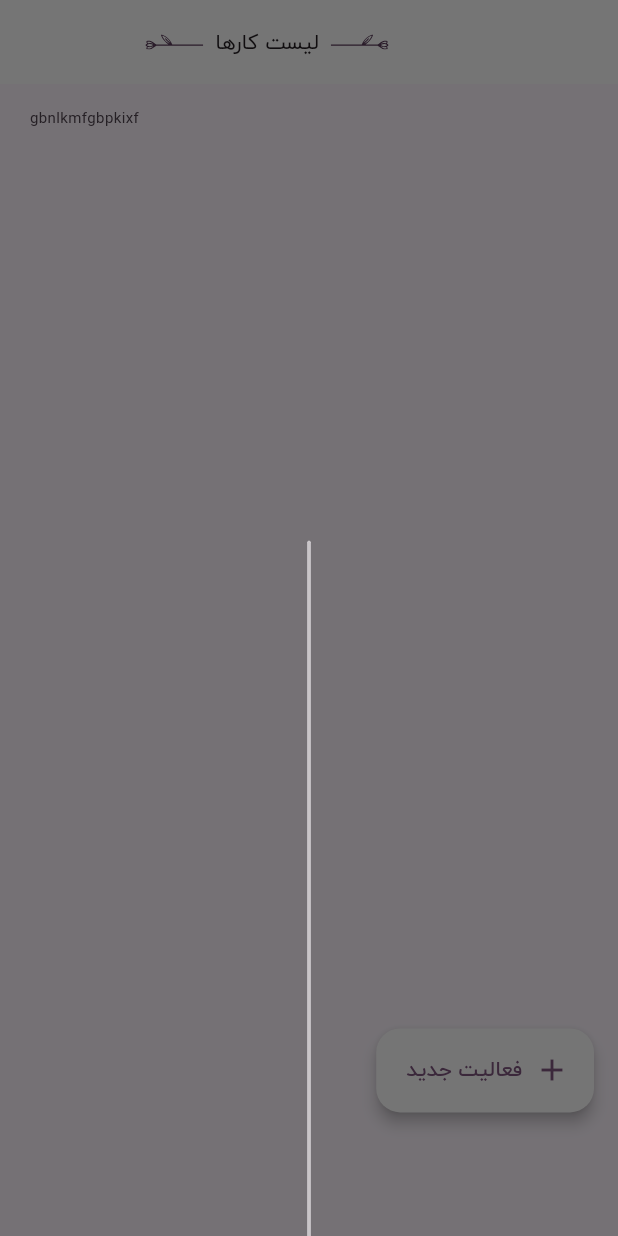
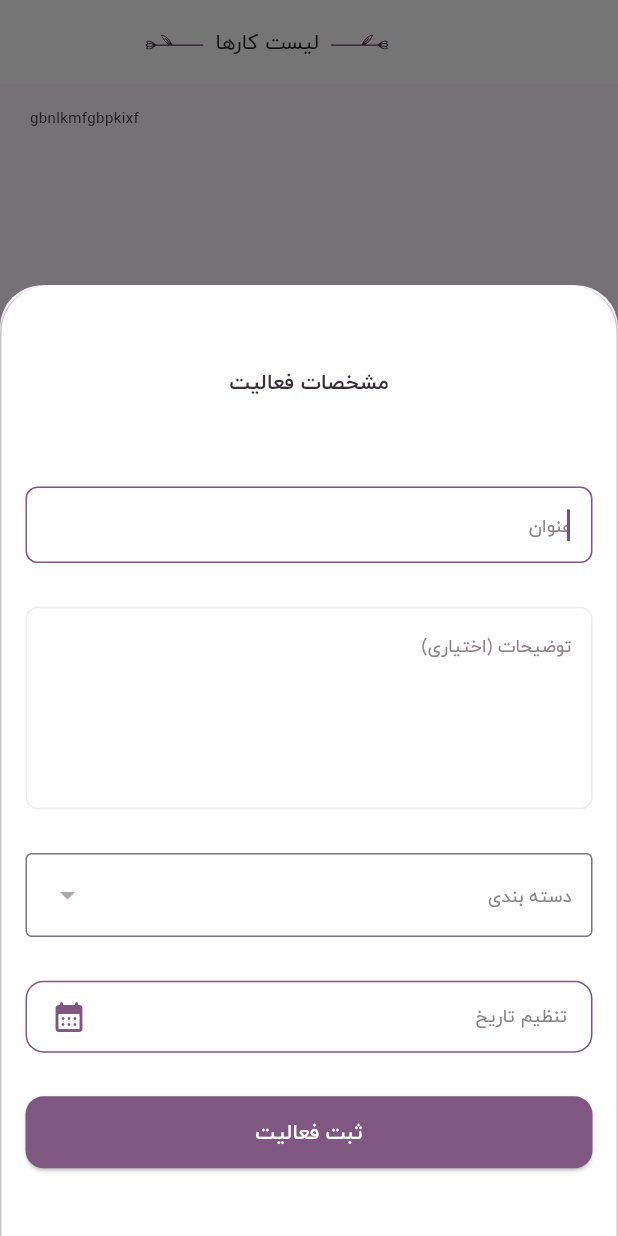
Before and after one commit to fazeleardestani/we_wed, a Flutter app: the TasksScreen screen opened by its route, after a tap on "فعالیت جدید", on a phone screen of 412 x 824 dp. Run offline on Flutter 3.47's test engine with Material 3 defaults, Android fonts, the phone set to English and light mode, and no system bars; our stand-ins replace cloud_firestore, firebase_auth, firebase_core, flutter_spinkit, flutter_svg, get and 2 more; missing offline and left inert: linear_progress_bar, persian_datetime_picker; accounts and stored records are empty; network calls fail; project files that could hold a hidden picture were left out.

Commit message:
complete create task modal sheet

```diff
--- a/lib/main.dart
+++ b/lib/main.dart
@@ -7,9 +7,11 @@ import 'package:we_wed/routes/names.dart';
 import 'package:we_wed/routes/pages.dart';
 import 'package:firebase_core/firebase_core.dart';
 
+
 void main() async {
   WidgetsFlutterBinding.ensureInitialized();
   await Firebase.initializeApp(options: DefaultFirebaseOptions.currentPlatform);
+
 
   runApp(const MainApp());
 }
--- /dev/null
+++ b/lib/models/task_category.dart
@@ -0,0 +1,10 @@
+import 'package:get/state_manager.dart';
+import 'package:we_wed/utils/my_strings.dart';
+
+List<RxString> categoryList = <RxString>[
+  MyStrings.categoryTashrifat.obs,
+  MyStrings.categoryMehmanha.obs,
+  MyStrings.categoryArus.obs,
+  MyStrings.categoryDamad.obs,
+  MyStrings.categoryQeyre.obs
+];
--- /dev/null
+++ b/lib/models/task_model.dart
@@ -0,0 +1,32 @@
+import 'package:cloud_firestore/cloud_firestore.dart';
+
+class TaskModel {
+  String userId;
+  String title;
+  String description;
+  String category;
+  Timestamp dateTime;
+
+  TaskModel({
+    required this.userId,
+    required this.title,
+    required this.description,
+    required this.dateTime,
+    required this.category,
+  });
+
+  factory TaskModel.fromMap(String userId, Map<String, dynamic> data) {
+    String title = data['title'];
+    String description = data['description'];
+    String category = data['category'];
+    Timestamp timestamp = data['dateTime'];
+
+    return TaskModel(
+      userId: userId,
+      title: title,
+      description: description,
+      category: category,
+      dateTime: timestamp,
+    );
+  }
+}
--- a/lib/resources/auth_methods.dart
+++ b/lib/resources/auth_methods.dart
@@ -95,7 +95,7 @@ class AuthMethods {
       final GoogleSignInAccount? googleUser = await GoogleSignIn().signIn();
 
       if (googleUser == null) {
-        res = MyStrings.error;
+        res = MyStrings.pleaseTryAgain;
         return null;
       }
 
--- a/lib/routes/pages.dart
+++ b/lib/routes/pages.dart
@@ -49,7 +49,7 @@ class Pages {
     ),
      GetPage(
       name: NamedRoute.tasksScreen,
-      page: () => const TasksScreen(),
+      page: () => TasksScreen(),
     ),
   ];
 }
--- a/lib/utils/my_strings.dart
+++ b/lib/utils/my_strings.dart
@@ -34,6 +34,8 @@ class MyStrings {
   static const String editInformation = "ویرایش اطلاعات";
   static const String saveChanges = "ذخیره تغییرات";
   static const String logout = "خروج از حساب کاربری";
+  static const String errorStatus = "مشکلی پیش آمده!";
+  static const String successStatus = 'عملیات با موفیت انجام شد';
   static const String invalidEmail = "آدرس ایمیل نامعتبر است";
   static const String weakPassword =
       "رمز عبور ضعیف است. (حداقل باید 6 کاراکتر داشته باشد)";
@@ -42,11 +44,22 @@ class MyStrings {
   static const String checkInformation = "اطلاعات وارد شده را بررسی کنید.";
   static const String enterAllTheFields = "لطفا تمام بخش ها را پر کنید.";
   static const String checkPassword = "رمزعبور و تکرار آن تطابق ندارد.";
-  static const String error =
-      "هنگام انجام عملیات مشکلی پیش آمده، لطفا دوباره امتحان کنید.";
+  static const String pleaseTryAgain = "لطفا دوباره امتحان کنید.";
   static const String comingSoon =
       "به زودی دسته بندی و اطلاعات بیشتری قرار می گیرد.";
   static const String hi = "سلام";
   static const String welcomeText = " از برنامه هات جا نمونی:)";
   static const String addNewTask = 'فعالیت جدید';
+  static const String taskTitle = 'عنوان';
+  static const String taskDescription = 'توضیحات (اختیاری)';
+  static const String taskInfo = 'مشخصات فعالیت';
+  static const String category = 'دسته بندی';
+  static const String categoryTashrifat = 'تشریفات';
+  static const String categoryMehmanha = 'مهمان ها';
+  static const String categoryArus = 'ملزومات عروس';
+  static const String categoryDamad = 'ملزومات داماد';
+  static const String categoryQeyre = 'سایر';
+  static const String pickDay = 'تنظیم تاریخ';
+  static const String addTask = 'ثبت فعالیت';
+  static const String successCreatedTask = 'فعالیت به لیست کارهای شما اضافه شد';
 }
--- a/lib/view/Main Screens/main_screen.dart
+++ b/lib/view/Main Screens/main_screen.dart
@@ -33,7 +33,7 @@ class MainScreen extends StatelessWidget {
                   const ProfileScreen(),
                   HomeScreen(),
                   const ServiceScreen(),
-                  const TasksScreen(),
+                  TasksScreen(),
                 ],
               ),
             ),
@@ -71,7 +71,9 @@ class BottomNavigation extends StatelessWidget {
   Widget build(BuildContext context) {
     return Container(
       height: height / 12.32,
-      decoration: const BoxDecoration(color: Natural.white),
+      decoration: const BoxDecoration(
+          color: Natural.white,
+          borderRadius: BorderRadius.vertical(top: Radius.circular(12))),
       child: Padding(
         padding: const EdgeInsets.only(top: 12.0),
         child: Row(
--- a/lib/view/Main Screens/profile_screen.dart
+++ b/lib/view/Main Screens/profile_screen.dart
@@ -144,6 +144,7 @@ class ProfileScreen extends StatelessWidget {
           height: 8,
         ),
         CustomTextFieldWidget(
+          autofocus: false,
           hintText: hintText,
           borderRadius: const BorderRadius.all(Radius.circular(8)),
           boxColor: Natural.white,
--- a/lib/view/Main Screens/tasks_screen.dart
+++ b/lib/view/Main Screens/tasks_screen.dart
@@ -1,15 +1,22 @@
 import 'package:flutter/material.dart';
 import 'package:flutter_svg/svg.dart';
+import 'package:get/get.dart';
+import 'package:we_wed/controller/date_picker_controller.dart';
+import 'package:we_wed/controller/tasks_controller.dart';
 import 'package:we_wed/gen/assets.gen.dart';
 import 'package:we_wed/utils/my_colors.dart';
 import 'package:we_wed/utils/my_strings.dart';
+import '../../widgets/show_model_button_sheet.dart';
 
 class TasksScreen extends StatelessWidget {
-  const TasksScreen({super.key});
+  TasksScreen({super.key});
+  final TasksController controller = Get.put(TasksController());
+  final DatePickerController dateController = Get.put(DatePickerController());
 
   @override
   Widget build(BuildContext context) {
     final height = MediaQuery.of(context).size.height;
+    final width = MediaQuery.of(context).size.width;
 
     return Scaffold(
       appBar: AppBar(
@@ -32,7 +39,7 @@ class TasksScreen extends StatelessWidget {
           )),
       floatingActionButton: Padding(
         padding: EdgeInsets.only(bottom: height / 10),
-        child: floatingButton(context),
+        child: floatingButton(context, height, width),
       ),
       floatingActionButtonLocation: FloatingActionButtonLocation.startDocked,
       body: const SafeArea(
@@ -49,26 +56,19 @@ class TasksScreen extends StatelessWidget {
     );
   }
 
-  FloatingActionButton floatingButton(BuildContext context) {
+  FloatingActionButton floatingButton(BuildContext context, height, width) {
     return FloatingActionButton.extended(
       backgroundColor: Natural.white,
       elevation: 4,
       onPressed: () {
         showModalBottomSheet(
+            isScrollControlled: true,
             context: context,
-            builder: (context) => Container(
-                  decoration: const BoxDecoration(
-                      color: Natural.white,
-                      borderRadius:
-                          BorderRadius.vertical(top: Radius.circular(32)),
-                      border: Border.symmetric(
-                          vertical: BorderSide(
-                              width: 1, color: SolidColors.grey100))),
-                child: Column(
-                  children: [
-
-                  ],
-                ),
+            builder: (context) => ShowModalSheet(
+                  dateController: dateController,
+                  controller: controller,
+                  height: height,
+                  width: width,
                 ));
       },
       label: Text(
--- a/lib/view/Starter Screens/date_picker_screen.dart
+++ b/lib/view/Starter Screens/date_picker_screen.dart
@@ -54,7 +54,7 @@ class DatePickerScreen extends StatelessWidget {
             ),
             InkWell(
               onTap: () {
-                picker.pickDate(context);
+                picker.pickDateWedding(context);
               },
               child: Container(
                 width: double.maxFinite,
--- a/lib/view/Starter Screens/signup_screen.dart
+++ b/lib/view/Starter Screens/signup_screen.dart
@@ -24,7 +24,7 @@ class SignUpScreen extends StatelessWidget {
           password: controller.passwordController.text);
       if (res != 'success') {
         // ignore: use_build_context_synchronously
-        showSnackBar(context, res);
+        showSnackBar(MyStrings.errorStatus, res , Semantic.errorMain);
       } else {
         Get.offAndToNamed(NamedRoute.pickDate);
       }
@@ -110,7 +110,7 @@ class SignUpScreen extends StatelessWidget {
                               controller.confirmPasswordController.text) {
                             signUPUser();
                           } else {
-                            showSnackBar(context, MyStrings.checkPassword);
+                            showSnackBar(MyStrings.errorStatus, MyStrings.checkPassword , Semantic.errorMain);
                           }
                         },
                         child: Text(
@@ -170,7 +170,7 @@ class SignUpScreen extends StatelessWidget {
                               Get.offAndToNamed(NamedRoute.mainScreen);
                             } else {
                               // ignore: use_build_context_synchronously
-                              showSnackBar(context, MyStrings.error);
+                              showSnackBar(MyStrings.errorStatus, MyStrings.pleaseTryAgain , Semantic.errorMain);
                             }
                           },
                           style: ButtonStyle(
--- a/lib/widgets/show_model_button_sheet.dart
+++ b/lib/widgets/show_model_button_sheet.dart
@@ -0,0 +1,148 @@
+import 'package:flutter/cupertino.dart';
+import 'package:flutter/material.dart';
+import 'package:get/get.dart';
+import 'package:we_wed/controller/date_picker_controller.dart';
+import 'package:we_wed/models/task_category.dart';
+import 'package:we_wed/widgets/text_field.dart';
+import '../controller/tasks_controller.dart';
+import '../utils/my_colors.dart';
+import '../utils/my_strings.dart';
+
+class ShowModalSheet extends StatelessWidget {
+  final TasksController controller;
+  final DatePickerController dateController;
+  final double height;
+  final double width;
+  RxString selectedCtegory = ''.obs;
+
+  ShowModalSheet({
+    super.key,
+    required this.controller,
+    required this.height,
+    required this.width,
+    required this.dateController,
+  });
+
+  @override
+  Widget build(BuildContext context) {
+    return Container(
+      height: height / 1.3,
+      decoration: const BoxDecoration(
+        color: Natural.white,
+        borderRadius: BorderRadius.vertical(top: Radius.circular(32)),
+        border: Border.symmetric(
+          vertical: BorderSide(width: 1, color: SolidColors.grey100),
+        ),
+      ),
+      child: Padding(
+        padding: const EdgeInsets.all(16),
+        child: Column(
+          mainAxisAlignment: MainAxisAlignment.spaceEvenly,
+          children: [
+            Padding(
+              padding: const EdgeInsets.fromLTRB(0, 10, 0, 30),
+              child: Text(
+                MyStrings.taskInfo,
+                style: Theme.of(context).textTheme.titleSmall,
+              ),
+            ),
+            // Title
+            CustomTextFieldWidget(
+              hintText: MyStrings.taskTitle,
+              borderRadius: BorderRadius.circular(8),
+              borderColor: SolidColors.grey50,
+              height: height / 16.91,
+              textEditingController: controller.titleController,
+              textInputType: TextInputType.text,
+              boxColor: Natural.white,
+            ),
+            // Description
+            CustomTextFieldWidget(
+              hintText: MyStrings.taskDescription,
+              borderRadius: BorderRadius.circular(8),
+              maxLines: 5,
+              borderColor: SolidColors.grey50,
+              height: height / 16.91,
+              textEditingController: controller.descriptionController,
+              textInputType: TextInputType.text,
+              boxColor: Natural.white,
+            ),
+            // Categories
+            SizedBox.fromSize(
+              child: DropdownMenu(
+                  enableSearch: false,
+                  width: width * 0.935,
+                  initialSelection: MyStrings.category,
+                  hintText: MyStrings.category,
+                  onSelected: (String? value) {
+                    selectedCtegory.value = value!;
+                  },
+                  dropdownMenuEntries: categoryList
+                      .map<DropdownMenuEntry<String>>((RxString value) {
+                    return DropdownMenuEntry<String>(
+                        value: value.value, label: value.value);
+                  }).toList()),
+            ),
+
+            // Date picker
+            InkWell(
+              onTap: () {
+                // Handle the date picker tap event
+                dateController.pickDateWedding(context);
+              },
+              child: Container(
+                height: 48,
+                width: double.maxFinite,
+                decoration: BoxDecoration(
+                  color: Natural.defaultColor,
+                  borderRadius: BorderRadius.circular(12),
+                  border: Border.all(
+                    style: BorderStyle.solid,
+                    width: 1,
+                    color: SolidColors.violetPrimery,
+                  ),
+                ),
+                child: Padding(
+                  padding: const EdgeInsets.symmetric(horizontal: 16),
+                  child: Row(
+                    mainAxisAlignment: MainAxisAlignment.spaceBetween,
+                    children: [
+                      Obx(() => Text(
+                            dateController.selectedDate.value == ''
+                                ? MyStrings.pickDay
+                                : dateController.selectedDate.value,
+                            style: Theme.of(context)
+                                .inputDecorationTheme
+                                .hintStyle,
+                          )),
+                      const Icon(
+                        Icons.calendar_month_rounded,
+                        color: SolidColors.violetPrimery,
+                      ),
+                    ],
+                  ),
+                ),
+              ),
+            ),
+            // Create Button
+            SizedBox(
+              height: 48,
+              width: double.maxFinite,
+              child: ElevatedButton(
+                onPressed: () {
+                  controller.createTask(dateController);
+                  Get.back();
+                },
+                style: Theme.of(context).elevatedButtonTheme.style,
+                child: Text(
+                  MyStrings.addTask,
+                  style: Theme.of(context).textTheme.labelMedium,
+                ),
+              ),
+            ),
+          ],
+        ),
+      ),
+    );
+  }
+}
--- a/lib/widgets/text_field.dart
+++ b/lib/widgets/text_field.dart
@@ -1,12 +1,12 @@
 import 'package:flutter/material.dart';
 import 'package:we_wed/utils/my_colors.dart';
-
 
 // ignore: must_be_immutable
 class CustomTextFieldWidget extends StatelessWidget {
   final TextEditingController? textEditingController;
   final bool isPass;
   final bool readOnly;
+  final bool autofocus;
   final TextInputType textInputType;
   String? hintText;
   Color? hintTextColor;
@@ -19,6 +19,7 @@ class CustomTextFieldWidget extends StatelessWidget {
   double? heightScale;
   double? widthtScale;
   double? padding;
+  final int maxLines;
 
   CustomTextFieldWidget({
     super.key,
@@ -36,19 +37,21 @@ class CustomTextFieldWidget extends StatelessWidget {
     required this.textEditingController,
     this.isPass = false,
     this.readOnly = false,
+    this.autofocus = true,
     required this.textInputType,
+    this.maxLines = 1
   });
 
   @override
   Widget build(BuildContext context) {
-
     return SizedBox(
       width: width,
       child: TextFormField(
-
         style: const TextStyle(fontFamily: 'IRANYekan'),
         obscureText: isPass,
         readOnly: readOnly,
+        autofocus: autofocus,
+        maxLines: maxLines,
         keyboardType: textInputType,
         controller: textEditingController,
         onChanged: (value) {
```
Also changed, not shown: lib/controller/date_picker_controller.dart (+4 -8 lines), lib/controller/tasks_controller.dart (added, +91 -0 lines), lib/providers/user_provider.dart (deleted, +0 -20 lines), lib/view/Main Screens/home_screen.dart (+4 -5 lines), lib/view/Starter Screens/login_screen.dart (+5 -5 lines), lib/widgets/show_snack_bar.dart (+11 -3 lines), lib/resources/task_methods.dart (added).
